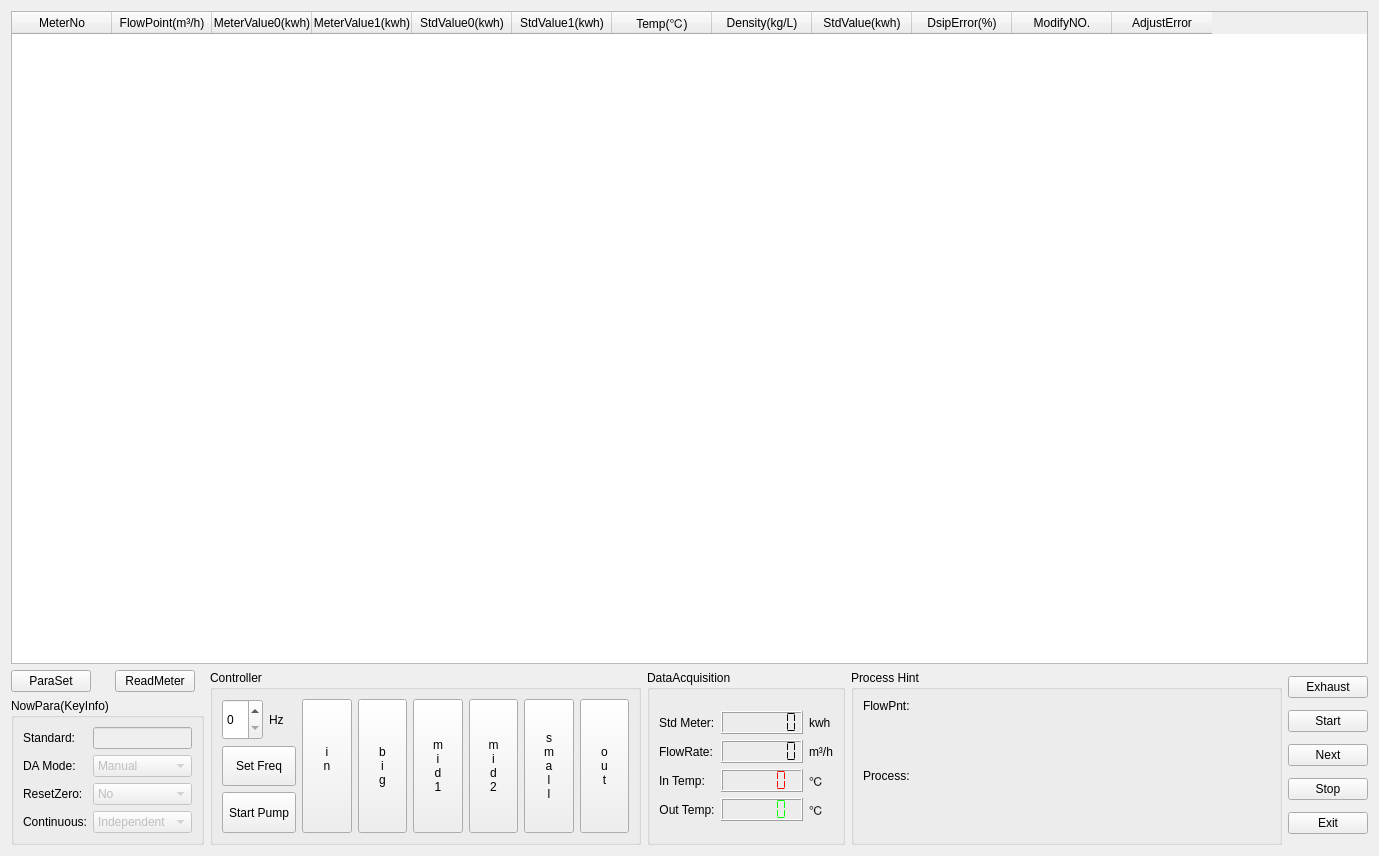
Above: source/totalstandard/totalstandard.ui from flimmy78/qtverify before the change. Below: the same form after it.
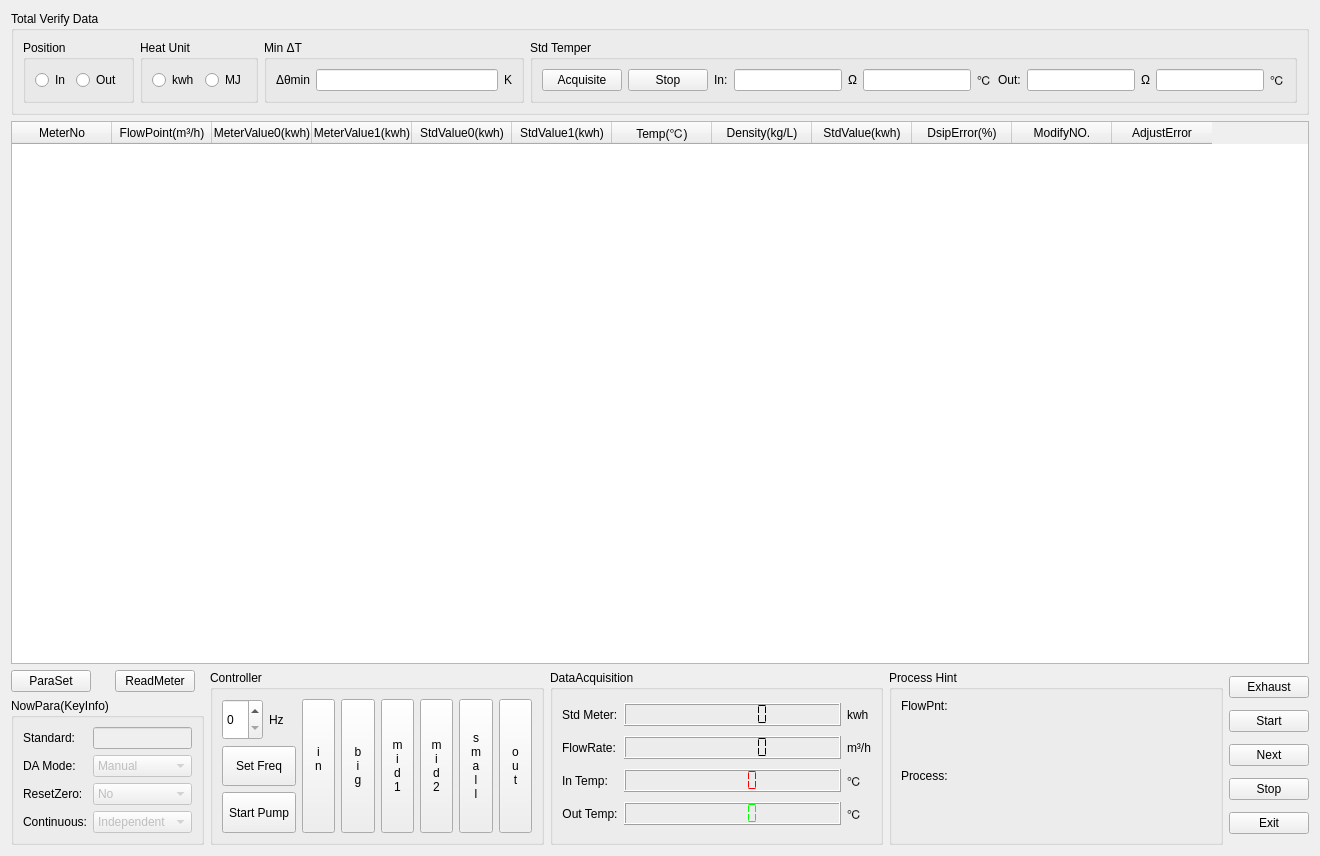
That is the form after the change.

Patch:
```diff
--- a/source/totalstandard/totalstandard.ui
+++ b/source/totalstandard/totalstandard.ui
@@ -6,15 +6,181 @@
    <rect>
     <x>0</x>
     <y>0</y>
-    <width>1379</width>
+    <width>1320</width>
     <height>856</height>
    </rect>
   </property>
   <property name="windowTitle">
    <string>Total Verify(Standard Meter Method)</string>
   </property>
-  <layout class="QGridLayout" name="gridLayout_6">
+  <layout class="QGridLayout" name="gridLayout_8">
    <item row="0" column="0" colspan="5">
+    <widget class="QGroupBox" name="groupBox_5">
+     <property name="title">
+      <string>Total Verify Data</string>
+     </property>
+     <layout class="QGridLayout" name="gridLayout_15">
+      <item row="0" column="0">
+       <widget class="QGroupBox" name="groupBox_6">
+        <property name="title">
+         <string>Position</string>
+        </property>
+        <layout class="QGridLayout" name="gridLayout_6">
+         <item row="0" column="0">
+          <widget class="QRadioButton" name="radioButton">
+           <property name="text">
+            <string>In</string>
+           </property>
+          </widget>
+         </item>
+         <item row="0" column="1">
+          <widget class="QRadioButton" name="radioButton_2">
+           <property name="text">
+            <string>Out</string>
+           </property>
+          </widget>
+         </item>
+        </layout>
+       </widget>
+      </item>
+      <item row="0" column="1">
+       <widget class="QGroupBox" name="groupBox_7">
+        <property name="title">
+         <string>Heat Unit</string>
+        </property>
+        <layout class="QGridLayout" name="gridLayout_10">
+         <item row="0" column="0">
+          <widget class="QRadioButton" name="radioButton_3">
+           <property name="text">
+            <string>kwh</string>
+           </property>
+          </widget>
+         </item>
+         <item row="0" column="1">
+          <widget class="QRadioButton" name="radioButton_4">
+           <property name="text">
+            <string>MJ</string>
+           </property>
+          </widget>
+         </item>
+        </layout>
+       </widget>
+      </item>
+      <item row="0" column="2">
+       <widget class="QGroupBox" name="groupBox_8">
+        <property name="title">
+         <string>Min ΔT</string>
+        </property>
+        <layout class="QGridLayout" name="gridLayout_11">
+         <item row="0" column="0">
+          <widget class="QLabel" name="label_10">
+           <property name="text">
+            <string>Δθmin</string>
+           </property>
+          </widget>
+         </item>
+         <item row="0" column="1">
+          <widget class="QLineEdit" name="lineEdit"/>
+         </item>
+         <item row="0" column="2">
+          <widget class="QLabel" name="label_12">
+           <property name="text">
+            <string>K</string>
+           </property>
+          </widget>
+         </item>
+        </layout>
+       </widget>
+      </item>
+      <item row="0" column="3">
+       <widget class="QGroupBox" name="groupBox_9">
+        <property name="title">
+         <string>Std Temper</string>
+        </property>
+        <layout class="QGridLayout" name="gridLayout_14">
+         <item row="0" column="0">
+          <widget class="QPushButton" name="pushButton">
+           <property name="text">
+            <string>Acquisite</string>
+           </property>
+          </widget>
+         </item>
+         <item row="0" column="1">
+          <widget class="QPushButton" name="pushButton_2">
+           <property name="text">
+            <string>Stop</string>
+           </property>
+          </widget>
+         </item>
+         <item row="0" column="2">
+          <layout class="QGridLayout" name="gridLayout_12">
+           <item row="0" column="0">
+            <widget class="QLabel" name="label_17">
+             <property name="text">
+              <string>In:</string>
+             </property>
+            </widget>
+           </item>
+           <item row="0" column="1">
+            <widget class="QLineEdit" name="lineEdit_2"/>
+           </item>
+           <item row="0" column="2">
+            <widget class="QLabel" name="label_18">
+             <property name="text">
+              <string>Ω</string>
+             </property>
+            </widget>
+           </item>
+           <item row="0" column="3">
+            <widget class="QLineEdit" name="lineEdit_3"/>
+           </item>
+           <item row="0" column="4">
+            <widget class="QLabel" name="label_19">
+             <property name="text">
+              <string>℃</string>
+             </property>
+            </widget>
+           </item>
+          </layout>
+         </item>
+         <item row="0" column="3">
+          <layout class="QGridLayout" name="gridLayout_13">
+           <item row="0" column="0">
+            <widget class="QLabel" name="label_20">
+             <property name="text">
+              <string>Out:</string>
+             </property>
+            </widget>
+           </item>
+           <item row="0" column="1">
+            <widget class="QLineEdit" name="lineEdit_4"/>
+           </item>
+           <item row="0" column="2">
+            <widget class="QLabel" name="label_21">
+             <property name="text">
+              <string>Ω</string>
+             </property>
+            </widget>
+           </item>
+           <item row="0" column="3">
+            <widget class="QLineEdit" name="lineEdit_5"/>
+           </item>
+           <item row="0" column="4">
+            <widget class="QLabel" name="label_22">
+             <property name="text">
+              <string>℃</string>
+             </property>
+            </widget>
+           </item>
+          </layout>
+         </item>
+        </layout>
+       </widget>
+      </item>
+     </layout>
+    </widget>
+   </item>
+   <item row="1" column="0" colspan="5">
     <widget class="QTableWidget" name="tableWidget">
      <property name="inputMethodHints">
       <set>Qt::ImhDigitsOnly|Qt::ImhFormattedNumbersOnly|Qt::ImhPreferNumbers</set>
@@ -84,7 +250,7 @@
      </column>
     </widget>
    </item>
-   <item row="1" column="0">
+   <item row="2" column="0">
     <layout class="QGridLayout" name="gridLayout_5">
      <item row="0" column="0">
       <widget class="QPushButton" name="btnParaSet">
@@ -257,7 +423,7 @@
      </item>
     </layout>
    </item>
-   <item row="1" column="1">
+   <item row="2" column="1">
     <widget class="QGroupBox" name="groupBox_2">
      <property name="sizePolicy">
       <sizepolicy hsizetype="Expanding" vsizetype="Preferred">
@@ -422,13 +588,17 @@
      </layout>
     </widget>
    </item>
-   <item row="1" column="2">
+   <item row="2" column="2">
     <widget class="QGroupBox" name="groupBox_4">
+     <property name="sizePolicy">
+      <sizepolicy hsizetype="Expanding" vsizetype="Preferred">
+       <horstretch>0</horstretch>
+       <verstretch>0</verstretch>
+      </sizepolicy>
+     </property>
      <property name="title">
       <string>DataAcquisition</string>
      </property>
-     <layout class="QGridLayout" name="gridLayout_8">
-      <item row="0" column="0">
        <layout class="QGridLayout" name="gridLayout_2">
         <item row="0" column="0">
          <widget class="QLabel" name="label_9">
@@ -451,6 +621,11 @@
             <verstretch>0</verstretch>
            </sizepolicy>
           </property>
+        <property name="font">
+         <font>
+          <pointsize>9</pointsize>
+         </font>
+        </property>
           <property name="numDigits">
            <number>7</number>
           </property>
@@ -844,11 +1019,9 @@
          </widget>
         </item>
        </layout>
-      </item>
-     </layout>
     </widget>
    </item>
-   <item row="1" column="3">
+   <item row="2" column="3">
     <widget class="QGroupBox" name="groupBox_3">
      <property name="sizePolicy">
       <sizepolicy hsizetype="Expanding" vsizetype="Preferred">
@@ -937,12 +1110,12 @@
      </layout>
     </widget>
    </item>
-   <item row="1" column="4">
+   <item row="2" column="4">
     <layout class="QGridLayout" name="gridLayout_4">
      <item row="0" column="0">
       <widget class="QPushButton" name="btnExhaust">
        <property name="sizePolicy">
-        <sizepolicy hsizetype="Preferred" vsizetype="Fixed">
+        <sizepolicy hsizetype="Fixed" vsizetype="Fixed">
          <horstretch>0</horstretch>
          <verstretch>0</verstretch>
         </sizepolicy>
@@ -952,23 +1125,10 @@
        </property>
       </widget>
      </item>
-     <item row="1" column="0">
-      <widget class="QPushButton" name="btnStart">
-       <property name="sizePolicy">
-        <sizepolicy hsizetype="Preferred" vsizetype="Fixed">
-         <horstretch>0</horstretch>
-         <verstretch>0</verstretch>
-        </sizepolicy>
-       </property>
-       <property name="text">
-        <string>Start</string>
-       </property>
-      </widget>
-     </item>
      <item row="2" column="0">
       <widget class="QPushButton" name="btnNext">
        <property name="sizePolicy">
-        <sizepolicy hsizetype="Preferred" vsizetype="Fixed">
+        <sizepolicy hsizetype="Fixed" vsizetype="Fixed">
          <horstretch>0</horstretch>
          <verstretch>0</verstretch>
         </sizepolicy>
@@ -981,7 +1141,7 @@
      <item row="3" column="0">
       <widget class="QPushButton" name="btnStop">
        <property name="sizePolicy">
-        <sizepolicy hsizetype="Preferred" vsizetype="Fixed">
+        <sizepolicy hsizetype="Fixed" vsizetype="Fixed">
          <horstretch>0</horstretch>
          <verstretch>0</verstretch>
         </sizepolicy>
@@ -991,10 +1151,23 @@
        </property>
       </widget>
      </item>
+     <item row="1" column="0">
+      <widget class="QPushButton" name="btnStart">
+       <property name="sizePolicy">
+        <sizepolicy hsizetype="Fixed" vsizetype="Fixed">
+         <horstretch>0</horstretch>
+         <verstretch>0</verstretch>
+        </sizepolicy>
+       </property>
+       <property name="text">
+        <string>Start</string>
+       </property>
+      </widget>
+     </item>
      <item row="4" column="0">
       <widget class="QPushButton" name="btnExit">
        <property name="sizePolicy">
-        <sizepolicy hsizetype="Preferred" vsizetype="Fixed">
+        <sizepolicy hsizetype="Fixed" vsizetype="Fixed">
          <horstretch>0</horstretch>
          <verstretch>0</verstretch>
         </sizepolicy>
```
Lines whose indentation alone changed are shown as unchanged.
